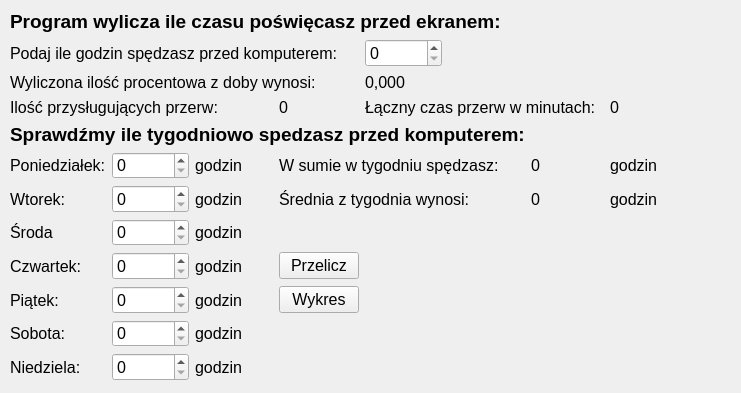
First picture: the form in widget.ui, repository 262114pwr/1-Projekt, before the edit.
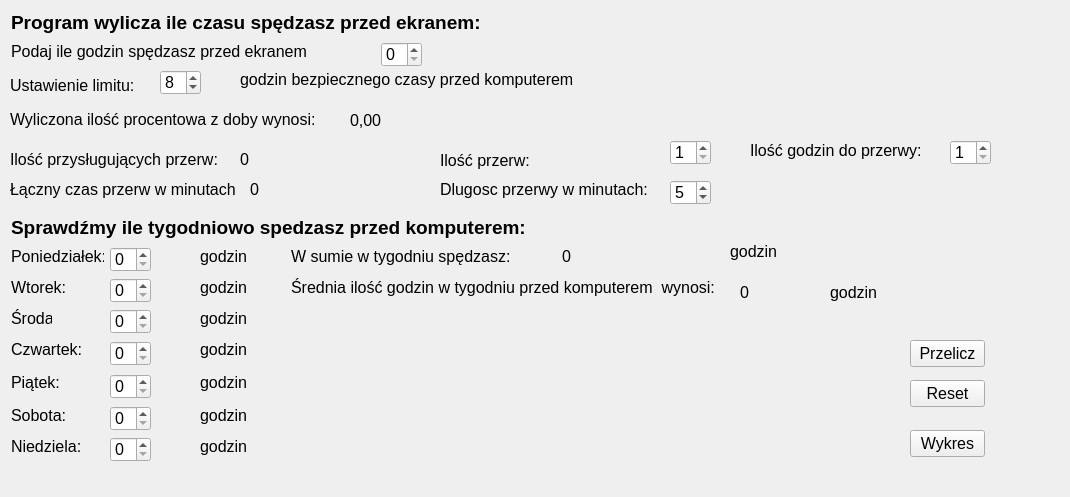
Second picture: the form after the edit.

Commit message: poprawa funkcjonalności

What changed in the file:
```diff
--- a/widget.ui
+++ b/widget.ui
@@ -6,8 +6,8 @@
    <rect>
     <x>0</x>
     <y>0</y>
-    <width>741</width>
-    <height>393</height>
+    <width>1070</width>
+    <height>497</height>
    </rect>
   </property>
   <property name="font">
@@ -24,74 +24,366 @@
   <widget class="QLabel" name="label_10">
    <property name="geometry">
     <rect>
-     <x>956</x>
-     <y>175</y>
-     <width>186</width>
-     <height>19</height>
+     <x>10</x>
+     <y>70</y>
+     <width>131</width>
+     <height>31</height>
     </rect>
    </property>
+   <property name="font">
+    <font>
+     <pointsize>12</pointsize>
+    </font>
+   </property>
    <property name="text">
-    <string>godzin przed komputerem</string>
+    <string>Ustawienie limitu:</string>
+   </property>
+  </widget>
+  <widget class="QSpinBox" name="input_limit_spinBox">
+   <property name="geometry">
+    <rect>
+     <x>160</x>
+     <y>70</y>
+     <width>41</width>
+     <height>25</height>
+    </rect>
+   </property>
+   <property name="maximumSize">
+    <size>
+     <width>41</width>
+     <height>25</height>
+    </size>
+   </property>
+   <property name="maximum">
+    <number>24</number>
+   </property>
+   <property name="value">
+    <number>8</number>
    </property>
   </widget>
   <widget class="QLabel" name="label_20">
    <property name="geometry">
     <rect>
-     <x>863</x>
-     <y>206</y>
-     <width>186</width>
+     <x>240</x>
+     <y>70</y>
+     <width>341</width>
      <height>19</height>
     </rect>
    </property>
    <property name="text">
-    <string>godzin przed komputerem</string>
+    <string>godzin bezpiecznego czasy przed komputerem</string>
    </property>
   </widget>
-  <widget class="QWidget" name="">
+  <widget class="QLabel" name="label_25">
    <property name="geometry">
     <rect>
-     <x>10</x>
-     <y>10</y>
-     <width>721</width>
-     <height>371</height>
+     <x>440</x>
+     <y>150</y>
+     <width>209</width>
+     <height>21</height>
     </rect>
    </property>
-   <layout class="QGridLayout" name="gridLayout">
-    <item row="0" column="0" colspan="6">
-     <widget class="QLabel" name="info">
-      <property name="font">
-       <font>
-        <pointsize>14</pointsize>
-        <weight>75</weight>
-        <bold>true</bold>
-       </font>
-      </property>
+   <property name="text">
+    <string>Ilość przerw:</string>
+   </property>
+  </widget>
+  <widget class="QLabel" name="label_26">
+   <property name="geometry">
+    <rect>
+     <x>440</x>
+     <y>180</y>
+     <width>227</width>
+     <height>19</height>
+    </rect>
+   </property>
       <property name="text">
-       <string>Program wylicza ile czasu poświęcasz przed ekranem:</string>
-      </property>
-     </widget>
-    </item>
-    <item row="1" column="0" colspan="4">
-     <widget class="QLabel" name="info1">
-      <property name="font">
-       <font>
-        <pointsize>12</pointsize>
-       </font>
-      </property>
+    <string>Dlugosc przerwy w minutach:</string>
+   </property>
+  </widget>
+  <widget class="QSpinBox" name="input_ilosc_przerw_spinBox">
+   <property name="geometry">
+    <rect>
+     <x>670</x>
+     <y>140</y>
+     <width>41</width>
+     <height>25</height>
+    </rect>
+   </property>
+   <property name="minimum">
+    <number>1</number>
+   </property>
+   <property name="maximum">
+    <number>200</number>
+   </property>
+   <property name="value">
+    <number>1</number>
+   </property>
+  </widget>
+  <widget class="QSpinBox" name="input_dlugosc_przerwy_spinBox">
+   <property name="geometry">
+    <rect>
+     <x>670</x>
+     <y>180</y>
+     <width>41</width>
+     <height>25</height>
+    </rect>
+   </property>
+   <property name="minimum">
+    <number>1</number>
+   </property>
+   <property name="maximum">
+    <number>60</number>
+   </property>
+   <property name="value">
+    <number>5</number>
+   </property>
+  </widget>
+  <widget class="QSpinBox" name="input_ilosc_do_przerwy_spinBox">
+   <property name="geometry">
+    <rect>
+     <x>950</x>
+     <y>140</y>
+     <width>41</width>
+     <height>25</height>
+    </rect>
+   </property>
+   <property name="minimum">
+    <number>1</number>
+   </property>
+   <property name="maximum">
+    <number>24</number>
+   </property>
+  </widget>
+  <widget class="QLabel" name="label_27">
+   <property name="geometry">
+    <rect>
+     <x>750</x>
+     <y>140</y>
+     <width>209</width>
+     <height>21</height>
+    </rect>
+   </property>
       <property name="text">
-       <string>Podaj ile godzin spędzasz przed komputerem:</string>
-      </property>
-     </widget>
-    </item>
-    <item row="1" column="4">
-     <widget class="QSpinBox" name="input_godzin_spinBox">
+    <string>Ilość godzin do przerwy:</string>
+   </property>
+  </widget>
+  <widget class="QPushButton" name="pushButton_3">
+   <property name="geometry">
+    <rect>
+     <x>910</x>
+     <y>380</y>
+     <width>75</width>
+     <height>27</height>
+    </rect>
+   </property>
+   <property name="text">
+    <string>Reset</string>
+   </property>
+  </widget>
+  <widget class="QLabel" name="output_srednia">
+   <property name="geometry">
+    <rect>
+     <x>740</x>
+     <y>282</y>
+     <width>71</width>
+     <height>20</height>
+    </rect>
+   </property>
+   <property name="text">
+    <string>0</string>
+   </property>
+  </widget>
+  <widget class="QLabel" name="label_23">
+   <property name="geometry">
+    <rect>
+     <x>730</x>
+     <y>242</y>
+     <width>47</width>
+     <height>19</height>
+    </rect>
+   </property>
+   <property name="text">
+    <string>godzin</string>
+   </property>
+  </widget>
+  <widget class="QSpinBox" name="input_nie_spinBox_7">
+   <property name="geometry">
+    <rect>
+     <x>110</x>
+     <y>437</y>
+     <width>41</width>
+     <height>25</height>
+    </rect>
+   </property>
       <property name="maximum">
        <number>24</number>
       </property>
      </widget>
-    </item>
-    <item row="1" column="7" colspan="2">
+  <widget class="QLabel" name="label_18">
+   <property name="geometry">
+    <rect>
+     <x>200</x>
+     <y>437</y>
+     <width>47</width>
+     <height>19</height>
+    </rect>
+   </property>
+   <property name="text">
+    <string>godzin</string>
+   </property>
+  </widget>
+  <widget class="QLabel" name="output_czas_przerw">
+   <property name="geometry">
+    <rect>
+     <x>250</x>
+     <y>180</y>
+     <width>51</width>
+     <height>19</height>
+    </rect>
+   </property>
+   <property name="text">
+    <string>0</string>
+   </property>
+  </widget>
+  <widget class="QLabel" name="output_tydzien_godzin">
+   <property name="geometry">
+    <rect>
+     <x>562</x>
+     <y>247</y>
+     <width>71</width>
+     <height>19</height>
+    </rect>
+   </property>
+   <property name="text">
+    <string>0</string>
+   </property>
+  </widget>
+  <widget class="QLabel" name="label_24">
+   <property name="geometry">
+    <rect>
+     <x>830</x>
+     <y>282</y>
+     <width>47</width>
+     <height>21</height>
+    </rect>
+   </property>
+   <property name="text">
+    <string>godzin</string>
+   </property>
+  </widget>
+  <widget class="QSpinBox" name="input_pon_spinBox">
+   <property name="geometry">
+    <rect>
+     <x>110</x>
+     <y>247</y>
+     <width>41</width>
+     <height>25</height>
+    </rect>
+   </property>
+   <property name="maximum">
+    <number>24</number>
+   </property>
+  </widget>
+  <widget class="QLabel" name="label_12">
+   <property name="geometry">
+    <rect>
+     <x>200</x>
+     <y>247</y>
+     <width>47</width>
+     <height>19</height>
+    </rect>
+   </property>
+   <property name="text">
+    <string>godzin</string>
+   </property>
+  </widget>
+  <widget class="QLabel" name="label_9">
+   <property name="geometry">
+    <rect>
+     <x>291</x>
+     <y>247</y>
+     <width>218</width>
+     <height>19</height>
+    </rect>
+   </property>
+   <property name="text">
+    <string>W sumie w tygodniu spędzasz:</string>
+   </property>
+  </widget>
+  <widget class="QLabel" name="label_3">
+   <property name="geometry">
+    <rect>
+     <x>11</x>
+     <y>278</y>
+     <width>56</width>
+     <height>19</height>
+    </rect>
+   </property>
+   <property name="text">
+    <string>Wtorek:</string>
+   </property>
+  </widget>
+  <widget class="QSpinBox" name="input_wto_spinBox_2">
+   <property name="geometry">
+    <rect>
+     <x>110</x>
+     <y>278</y>
+     <width>41</width>
+     <height>25</height>
+    </rect>
+   </property>
+   <property name="maximum">
+    <number>24</number>
+   </property>
+  </widget>
+  <widget class="QLabel" name="label_13">
+   <property name="geometry">
+    <rect>
+     <x>200</x>
+     <y>278</y>
+     <width>47</width>
+     <height>19</height>
+    </rect>
+   </property>
+   <property name="text">
+    <string>godzin</string>
+   </property>
+  </widget>
+  <widget class="QLabel" name="label_19">
+   <property name="geometry">
+    <rect>
+     <x>291</x>
+     <y>278</y>
+     <width>441</width>
+     <height>19</height>
+    </rect>
+   </property>
+   <property name="text">
+    <string>Średnia ilość godzin w tygodniu przed komputerem  wynosi:</string>
+   </property>
+  </widget>
+  <widget class="QLabel" name="label_5">
+   <property name="geometry">
+    <rect>
+     <x>11</x>
+     <y>309</y>
+     <width>41</width>
+     <height>19</height>
+    </rect>
+   </property>
+   <property name="text">
+    <string>Środa</string>
+   </property>
+  </widget>
      <widget class="QLabel" name="label_invisible">
+   <property name="geometry">
+    <rect>
+     <x>630</x>
+     <y>40</y>
+     <width>401</width>
+     <height>41</height>
+    </rect>
+   </property>
       <property name="palette">
        <palette>
         <active>
@@ -170,9 +462,15 @@
        <string/>
       </property>
      </widget>
-    </item>
-    <item row="2" column="0" colspan="4">
      <widget class="QLabel" name="label">
+   <property name="geometry">
+    <rect>
+     <x>10</x>
+     <y>110</y>
+     <width>321</width>
+     <height>19</height>
+    </rect>
+   </property>
       <property name="font">
        <font>
         <pointsize>12</pointsize>
@@ -182,37 +480,67 @@
        <string>Wyliczona ilość procentowa z doby wynosi:</string>
       </property>
      </widget>
-    </item>
-    <item row="2" column="4">
      <widget class="QLabel" name="outputWiget_procent_doba">
+   <property name="geometry">
+    <rect>
+     <x>350</x>
+     <y>110</y>
+     <width>61</width>
+     <height>20</height>
+    </rect>
+   </property>
       <property name="text">
-       <string>0,000</string>
-      </property>
-     </widget>
-    </item>
-    <item row="3" column="0" colspan="3">
+    <string>0,00</string>
+   </property>
+  </widget>
      <widget class="QLabel" name="label_21">
+   <property name="geometry">
+    <rect>
+     <x>10</x>
+     <y>150</y>
+     <width>209</width>
+     <height>19</height>
+    </rect>
+   </property>
       <property name="text">
        <string>Ilość przysługujących przerw:</string>
       </property>
      </widget>
-    </item>
-    <item row="3" column="3">
      <widget class="QLabel" name="output_przerwa">
+   <property name="geometry">
+    <rect>
+     <x>240</x>
+     <y>150</y>
+     <width>41</width>
+     <height>19</height>
+    </rect>
+   </property>
       <property name="text">
        <string>0</string>
       </property>
      </widget>
-    </item>
-    <item row="3" column="4" colspan="3">
      <widget class="QLabel" name="label_22">
+   <property name="geometry">
+    <rect>
+     <x>10</x>
+     <y>180</y>
+     <width>227</width>
+     <height>19</height>
+    </rect>
+   </property>
       <property name="text">
        <string>Łączny czas przerw w minutach:</string>
       </property>
      </widget>
-    </item>
-    <item row="4" column="0" colspan="6">
      <widget class="QLabel" name="info_2">
+   <property name="geometry">
+    <rect>
+     <x>11</x>
+     <y>216</y>
+     <width>545</width>
+     <height>23</height>
+    </rect>
+   </property>
       <property name="font">
        <font>
         <pointsize>14</pointsize>
@@ -224,218 +552,251 @@
        <string>Sprawdźmy ile tygodniowo spedzasz przed komputerem:</string>
       </property>
      </widget>
-    </item>
-    <item row="5" column="0">
      <widget class="QLabel" name="label_2">
+   <property name="geometry">
+    <rect>
+     <x>11</x>
+     <y>247</y>
+     <width>93</width>
+     <height>19</height>
+    </rect>
+   </property>
       <property name="text">
        <string>Poniedziałek:</string>
       </property>
      </widget>
-    </item>
-    <item row="5" column="1">
-     <widget class="QSpinBox" name="input_pon_spinBox">
-      <property name="maximum">
-       <number>24</number>
-      </property>
-     </widget>
-    </item>
-    <item row="5" column="2">
-     <widget class="QLabel" name="label_12">
-      <property name="text">
-       <string>godzin</string>
-      </property>
-     </widget>
-    </item>
-    <item row="5" column="3" colspan="3">
-     <widget class="QLabel" name="label_9">
+  <widget class="QLabel" name="info">
+   <property name="geometry">
+    <rect>
+     <x>11</x>
+     <y>11</y>
+     <width>492</width>
+     <height>23</height>
+    </rect>
+   </property>
+   <property name="font">
+    <font>
+     <pointsize>14</pointsize>
+     <weight>75</weight>
+     <bold>true</bold>
+    </font>
+   </property>
       <property name="text">
-       <string>W sumie w tygodniu spędzasz:</string>
-      </property>
-     </widget>
-    </item>
-    <item row="6" column="0">
-     <widget class="QLabel" name="label_3">
-      <property name="text">
-       <string>Wtorek:</string>
-      </property>
-     </widget>
-    </item>
-    <item row="6" column="1">
-     <widget class="QSpinBox" name="input_wto_spinBox_2">
-      <property name="maximum">
-       <number>24</number>
-      </property>
-     </widget>
-    </item>
-    <item row="6" column="2">
-     <widget class="QLabel" name="label_13">
+    <string>Program wylicza ile czasu spędzasz przed ekranem:</string>
+   </property>
+  </widget>
+  <widget class="QLabel" name="info1">
+   <property name="geometry">
+    <rect>
+     <x>11</x>
+     <y>42</y>
+     <width>296</width>
+     <height>19</height>
+    </rect>
+   </property>
+   <property name="font">
+    <font>
+     <pointsize>12</pointsize>
+    </font>
+   </property>
       <property name="text">
-       <string>godzin</string>
-      </property>
-     </widget>
-    </item>
-    <item row="6" column="3" colspan="3">
-     <widget class="QLabel" name="label_19">
-      <property name="text">
-       <string>Średnia z tygodnia wynosi:</string>
-      </property>
-     </widget>
-    </item>
-    <item row="7" column="0">
-     <widget class="QLabel" name="label_5">
-      <property name="text">
-       <string>Środa</string>
-      </property>
-     </widget>
-    </item>
-    <item row="7" column="1">
-     <widget class="QSpinBox" name="input_sro_spinBox_3">
+    <string>Podaj ile godzin spędzasz przed ekranem:</string>
+   </property>
+  </widget>
+  <widget class="QSpinBox" name="input_godzin_spinBox">
+   <property name="geometry">
+    <rect>
+     <x>381</x>
+     <y>42</y>
+     <width>41</width>
+     <height>25</height>
+    </rect>
+   </property>
       <property name="maximum">
        <number>24</number>
       </property>
      </widget>
-    </item>
-    <item row="7" column="2">
-     <widget class="QLabel" name="label_14">
-      <property name="text">
-       <string>godzin</string>
-      </property>
-     </widget>
-    </item>
-    <item row="8" column="0">
-     <widget class="QLabel" name="label_4">
-      <property name="text">
-       <string>Czwartek:</string>
-      </property>
-     </widget>
-    </item>
-    <item row="8" column="1">
-     <widget class="QSpinBox" name="input_czw_spinBox_4">
-      <property name="maximum">
-       <number>24</number>
-      </property>
-     </widget>
-    </item>
-    <item row="8" column="2">
-     <widget class="QLabel" name="label_15">
-      <property name="text">
-       <string>godzin</string>
-      </property>
-     </widget>
-    </item>
-    <item row="8" column="3">
-     <widget class="QPushButton" name="pushButton">
-      <property name="text">
-       <string>Przelicz</string>
-      </property>
-     </widget>
-    </item>
-    <item row="9" column="0">
-     <widget class="QLabel" name="label_6">
-      <property name="text">
-       <string>Piątek:</string>
-      </property>
-     </widget>
-    </item>
-    <item row="9" column="1">
-     <widget class="QSpinBox" name="input_pia_spinBox_5">
-      <property name="maximum">
-       <number>24</number>
-      </property>
-     </widget>
-    </item>
-    <item row="9" column="2">
-     <widget class="QLabel" name="label_16">
-      <property name="text">
-       <string>godzin</string>
-      </property>
-     </widget>
-    </item>
-    <item row="9" column="3">
      <widget class="QPushButton" name="pushButton_2">
+   <property name="geometry">
+    <rect>
+     <x>910</x>
+     <y>430</y>
+     <width>75</width>
+     <height>27</height>
+    </rect>
+   </property>
       <property name="text">
        <string>Wykres</string>
       </property>
      </widget>
-    </item>
-    <item row="10" column="0">
      <widget class="QLabel" name="label_7">
+   <property name="geometry">
+    <rect>
+     <x>11</x>
+     <y>406</y>
+     <width>55</width>
+     <height>19</height>
+    </rect>
+   </property>
       <property name="text">
        <string>Sobota:</string>
       </property>
      </widget>
-    </item>
-    <item row="10" column="1">
      <widget class="QSpinBox" name="input_sob_spinBox_6">
+   <property name="geometry">
+    <rect>
+     <x>110</x>
+     <y>406</y>
+     <width>41</width>
+     <height>25</height>
+    </rect>
+   </property>
       <property name="maximum">
        <number>24</number>
       </property>
      </widget>
-    </item>
-    <item row="10" column="2">
      <widget class="QLabel" name="label_17">
+   <property name="geometry">
+    <rect>
+     <x>200</x>
+     <y>406</y>
+     <width>47</width>
+     <height>19</height>
+    </rect>
+   </property>
       <property name="text">
        <string>godzin</string>
       </property>
      </widget>
-    </item>
-    <item row="11" column="0">
      <widget class="QLabel" name="label_8">
+   <property name="geometry">
+    <rect>
+     <x>11</x>
+     <y>437</y>
+     <width>69</width>
+     <height>19</height>
+    </rect>
+   </property>
       <property name="text">
        <string>Niedziela:</string>
       </property>
      </widget>
-    </item>
-    <item row="11" column="1">
-     <widget class="QSpinBox" name="input_nie_spinBox_7">
+  <widget class="QLabel" name="label_16">
+   <property name="geometry">
+    <rect>
+     <x>200</x>
+     <y>373</y>
+     <width>47</width>
+     <height>19</height>
+    </rect>
+   </property>
+   <property name="text">
+    <string>godzin</string>
+   </property>
+  </widget>
+  <widget class="QSpinBox" name="input_czw_spinBox_4">
+   <property name="geometry">
+    <rect>
+     <x>110</x>
+     <y>341</y>
+     <width>41</width>
+     <height>25</height>
+    </rect>
+   </property>
       <property name="maximum">
        <number>24</number>
       </property>
      </widget>
-    </item>
-    <item row="11" column="2">
-     <widget class="QLabel" name="label_18">
+  <widget class="QLabel" name="label_15">
+   <property name="geometry">
+    <rect>
+     <x>200</x>
+     <y>340</y>
+     <width>47</width>
+     <height>19</height>
+    </rect>
+   </property>
       <property name="text">
        <string>godzin</string>
       </property>
      </widget>
-    </item>
-    <item row="3" column="7">
-     <widget class="QLabel" name="output_czas_przerw">
+  <widget class="QPushButton" name="pushButton">
+   <property name="geometry">
+    <rect>
+     <x>910</x>
+     <y>340</y>
+     <width>75</width>
+     <height>27</height>
+    </rect>
+   </property>
       <property name="text">
-       <string>0</string>
-      </property>
-     </widget>
-    </item>
-    <item row="5" column="6">
-     <widget class="QLabel" name="output_tydzien_godzin">
+    <string>Przelicz</string>
+   </property>
+  </widget>
+  <widget class="QLabel" name="label_6">
+   <property name="geometry">
+    <rect>
+     <x>11</x>
+     <y>373</y>
+     <width>48</width>
+     <height>19</height>
+    </rect>
+   </property>
       <property name="text">
-       <string>0</string>
-      </property>
-     </widget>
-    </item>
-    <item row="6" column="6">
-     <widget class="QLabel" name="output_srednia">
-      <property name="text">
-       <string>0</string>
-      </property>
-     </widget>
-    </item>
-    <item row="5" column="7">
-     <widget class="QLabel" name="label_23">
-      <property name="text">
-       <string>godzin</string>
-      </property>
-     </widget>
-    </item>
-    <item row="6" column="7">
-     <widget class="QLabel" name="label_24">
+    <string>Piątek:</string>
+   </property>
+  </widget>
+  <widget class="QSpinBox" name="input_pia_spinBox_5">
+   <property name="geometry">
+    <rect>
+     <x>110</x>
+     <y>374</y>
+     <width>41</width>
+     <height>25</height>
+    </rect>
+   </property>
+   <property name="maximum">
+    <number>24</number>
+   </property>
+  </widget>
+  <widget class="QSpinBox" name="input_sro_spinBox_3">
+   <property name="geometry">
+    <rect>
+     <x>110</x>
+     <y>309</y>
+     <width>41</width>
+     <height>25</height>
+    </rect>
+   </property>
+   <property name="maximum">
+    <number>24</number>
+   </property>
+  </widget>
+  <widget class="QLabel" name="label_14">
+   <property name="geometry">
+    <rect>
+     <x>200</x>
+     <y>309</y>
+     <width>47</width>
+     <height>19</height>
+    </rect>
+   </property>
       <property name="text">
        <string>godzin</string>
       </property>
      </widget>
-    </item>
-   </layout>
+  <widget class="QLabel" name="label_4">
+   <property name="geometry">
+    <rect>
+     <x>11</x>
+     <y>340</y>
+     <width>70</width>
+     <height>19</height>
+    </rect>
+   </property>
+   <property name="text">
+    <string>Czwartek:</string>
+   </property>
   </widget>
  </widget>
  <resources/>
```
Left out of the diff: 2 changed lines with no effect on the pictures. Lines whose indentation alone changed are shown as unchanged. The commit also changes 2 other files.
